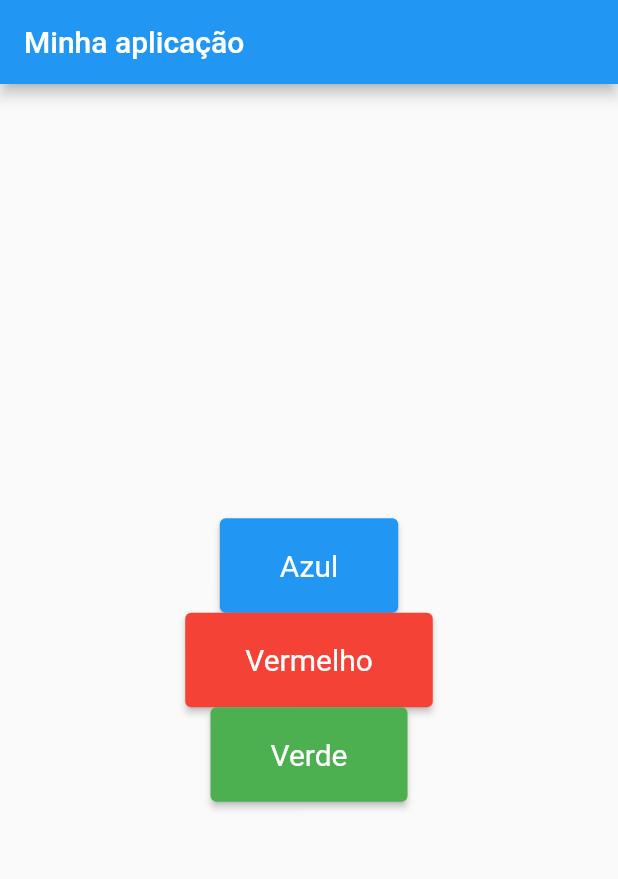
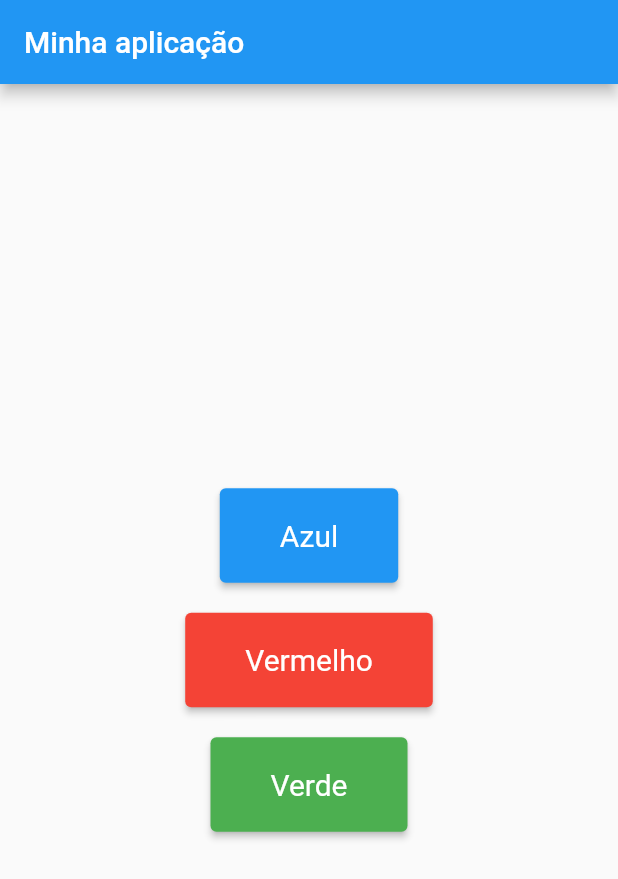
Before and after one commit to JoyceKell/teste02, a Flutter app: the screen it shows after launch, on a phone screen of 412 x 824 dp. Shown: the top 879 px of the screen. Run offline on Flutter 3.47's test engine with Material 2 defaults, Android fonts, the phone set to English and light mode, and no system bars.

Commit message:
Develop/adicionando margin nos botoes

```diff
--- a/lib/home.dart
+++ b/lib/home.dart
@@ -58,6 +58,7 @@ class Home extends StatelessWidget {
                   );
                 },
               ),
+              SizedBox(height: 20.0),
               ColorButton(
                 color: Colors.red,
                 text: 'Vermelho',
@@ -73,6 +74,7 @@ class Home extends StatelessWidget {
                   );
                 },
               ),
+              SizedBox(height: 20.0),
               ColorButton(
                 color: Colors.green,
                 text: 'Verde',
```
